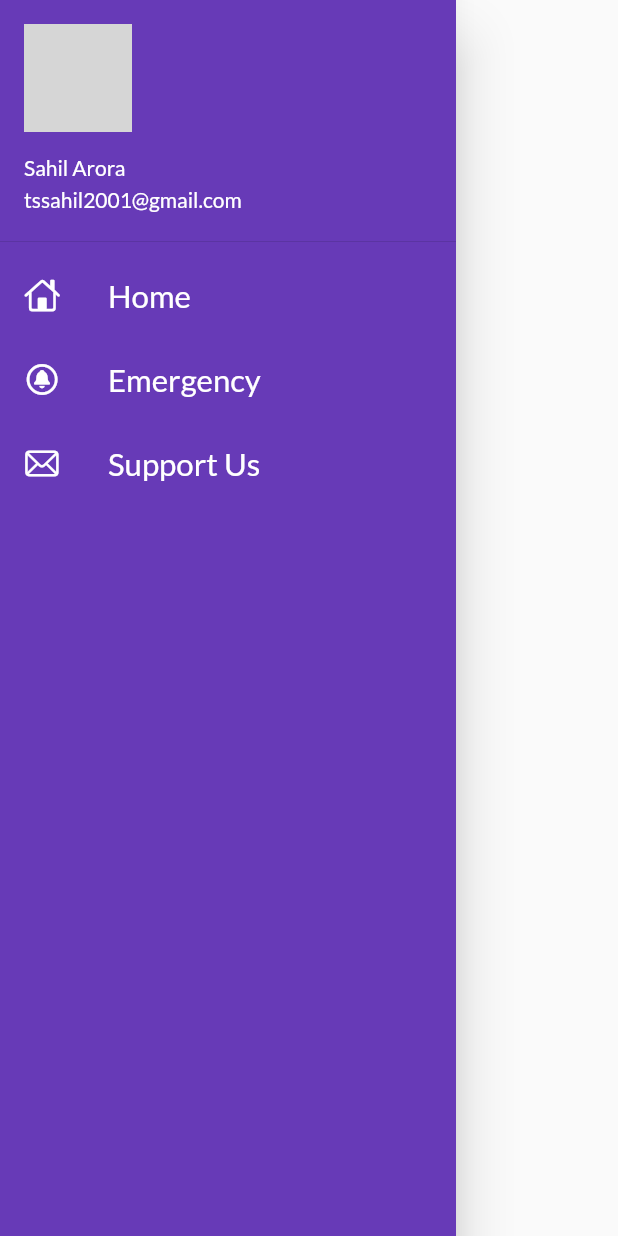
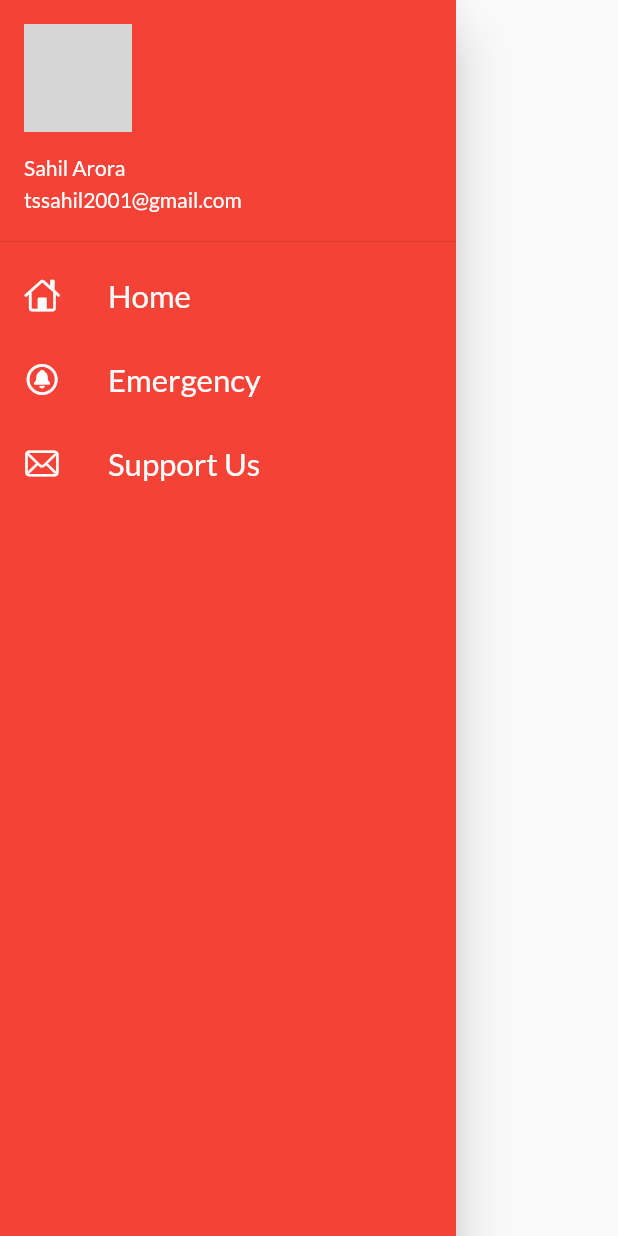
Before and after one commit to TSxSAHIL/Bezubaan, a Flutter app: the MyDrawer widget shown alone on an empty page, opened directly, on a phone screen of 412 x 824 dp. Run offline on Flutter 3.47's test engine with Material 2 defaults, Android fonts, the phone set to English and light mode, and no system bars; our stand-ins replace google_fonts; missing offline and left inert: flutter_phone_direct_caller; network calls fail; grey boxes are pictures that could not be loaded.

Commit message:
second commit

```diff
--- a/lib/main.dart
+++ b/lib/main.dart
@@ -19,14 +19,14 @@ class MyApp extends StatelessWidget {
       // home: HomePage(),
       themeMode: ThemeMode.light,
       theme: ThemeData(
-        primarySwatch: Colors.deepPurple,
+        primarySwatch: Colors.red,
         fontFamily: GoogleFonts.lato().fontFamily,
         primaryTextTheme: GoogleFonts.latoTextTheme()
       ),
       darkTheme:
           ThemeData(brightness: Brightness.dark, primarySwatch: Colors.red),
       debugShowCheckedModeBanner: false,
-      initialRoute: MyRoutes.HomeRoute,
+      initialRoute: MyRoutes.WelcomeRoute,
       routes: {
         "/":(context) => Welcome(),
         MyRoutes.HomeRoute:(context) => HomePage(),
--- a/lib/widgets/drawer.dart
+++ b/lib/widgets/drawer.dart
@@ -14,7 +14,7 @@ class MyDrawer extends StatelessWidget {
     final imageUrl = "https://avatars.githubusercontent.com/u/80686569?s=400&u=8a6b5afff218150aad7123c4d1d81fc18c46dbc6&v=4";
     return Drawer(
       child: Container(
-        color: Colors.deepPurple,
+        color: Colors.red,
         child: ListView(
           padding: EdgeInsets.zero,
           // ignore: prefer_const_literals_to_create_immutables
```
